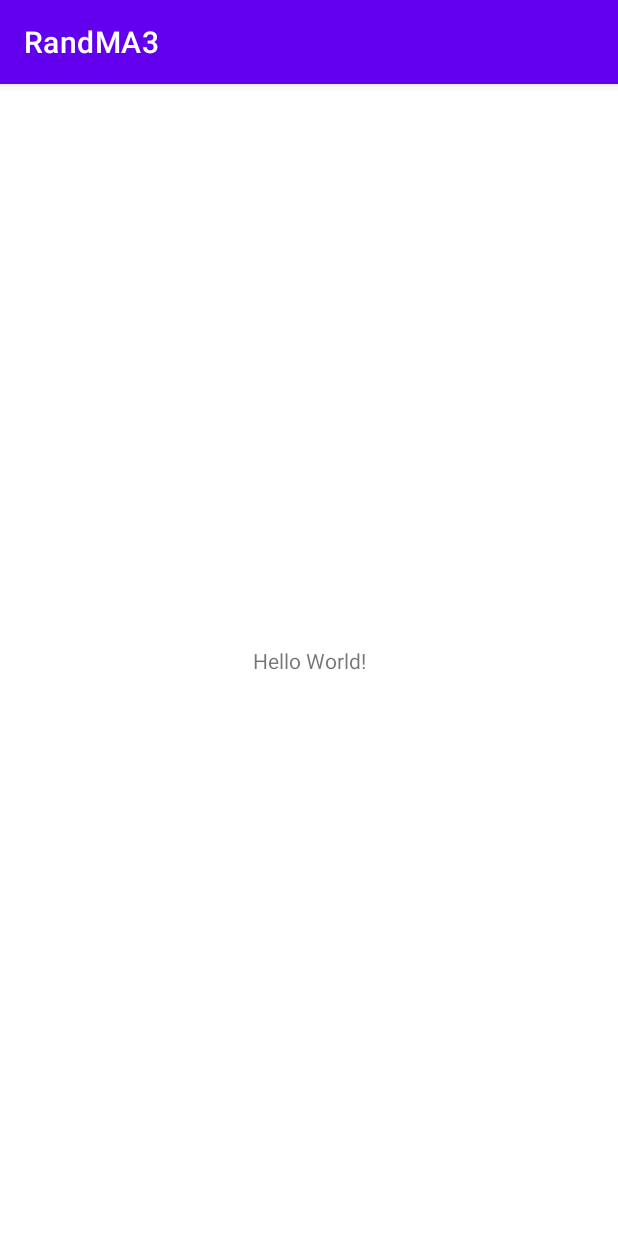
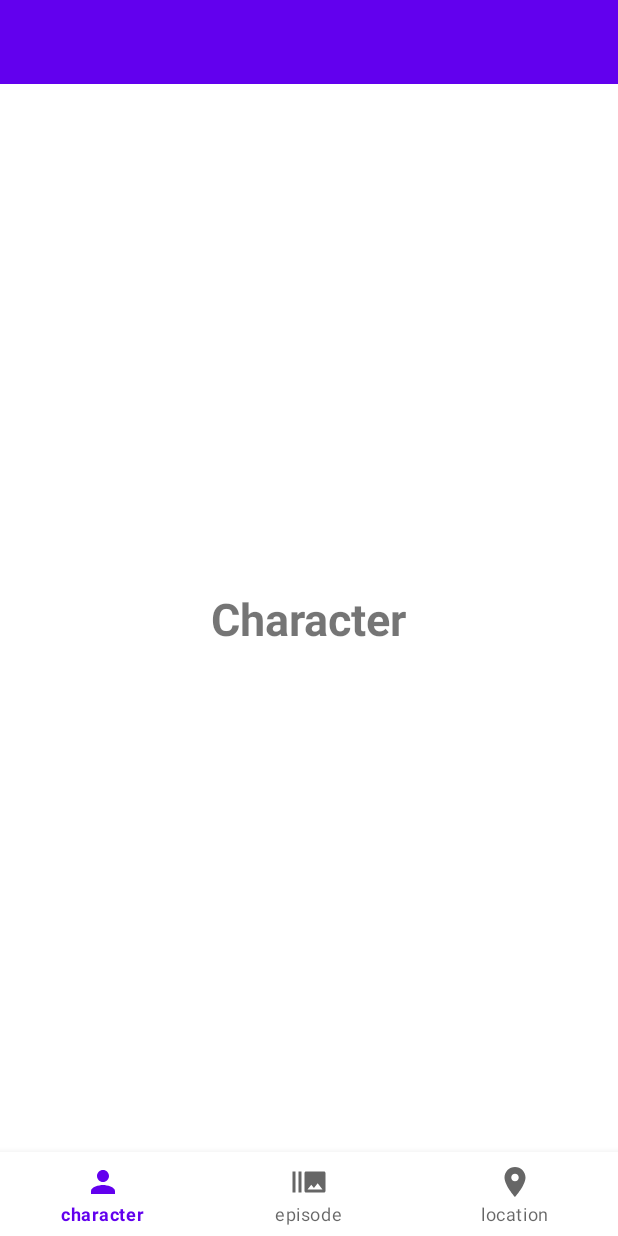
Before and after one commit to aiazbekov33/RandMA3, an Android app: the screen it shows after launch (MainActivity), on a phone screen of 412 x 824 dp. Run offline under Robolectric (Android 15) with nearby library versions, the phone set to English and light mode, and no system bars.

Commit message:
bottomNav_toolBar_Navigation

```diff
--- a/app/build.gradle
+++ b/app/build.gradle
@@ -1,5 +1,7 @@
 plugins {
     id 'com.android.application'
+    //navigation save args
+    id 'androidx.navigation.safeargs'
 }
 
 android {
@@ -40,4 +42,11 @@ dependencies {
     testImplementation 'junit:junit:4.+'
     androidTestImplementation 'androidx.test.ext:junit:1.1.3'
     androidTestImplementation 'androidx.test.espresso:espresso-core:3.4.0'
+    //Navigation component
+    implementation "androidx.navigation:navigation-fragment:$nav_version"
+    implementation "androidx.navigation:navigation-ui:$nav_version"
+
+
+
+
 }
--- a/app/src/main/java/com/example/randma3/ui/activity/MainActivity.java
+++ b/app/src/main/java/com/example/randma3/ui/activity/MainActivity.java
@@ -5,12 +5,16 @@ import androidx.appcompat.app.AppCompatActivity;
 import android.os.Bundle;
 
 import com.example.randma3.R;
+import com.example.randma3.databinding.ActivityMainBinding;
 
 public class MainActivity extends AppCompatActivity {
+
+    ActivityMainBinding binding;
 
     @Override
     protected void onCreate(Bundle savedInstanceState) {
         super.onCreate(savedInstanceState);
-        setContentView(R.layout.activity_main);
+        binding = ActivityMainBinding.inflate(getLayoutInflater());
+        setContentView(binding.getRoot());
     }
 }
--- a/app/src/main/java/com/example/randma3/ui/fragments/character/CharacterFragment.java
+++ b/app/src/main/java/com/example/randma3/ui/fragments/character/CharacterFragment.java
@@ -2,6 +2,8 @@ package com.example.randma3.ui.fragments.character;
 
 import android.os.Bundle;
 
+import androidx.annotation.NonNull;
+import androidx.annotation.Nullable;
 import androidx.fragment.app.Fragment;
 
 import android.view.LayoutInflater;
@@ -24,4 +26,9 @@ public class CharacterFragment extends Fragment {
         binding = FragmentCharacterBinding.inflate(getLayoutInflater(),container, false);
         return binding.getRoot();
     }
+
+    @Override
+    public void onViewCreated(@NonNull View view, @Nullable Bundle savedInstanceState) {
+        super.onViewCreated(view, savedInstanceState);
+    }
 }
--- /dev/null
+++ b/app/src/main/res/drawable/ic_burst.xml
@@ -0,0 +1,10 @@
+<vector xmlns:android="http://schemas.android.com/apk/res/android"
+    android:width="24dp"
+    android:height="24dp"
+    android:viewportWidth="24"
+    android:viewportHeight="24"
+    android:tint="?attr/colorControlNormal">
+  <path
+      android:fillColor="@android:color/white"
+      android:pathData="M1,5h2v14L1,19zM5,5h2v14L5,19zM22,5L10,5c-0.55,0 -1,0.45 -1,1v12c0,0.55 0.45,1 1,1h12c0.55,0 1,-0.45 1,-1L23,6c0,-0.55 -0.45,-1 -1,-1zM11,17l2.5,-3.15L15.29,16l2.5,-3.22L21,17L11,17z"/>
+</vector>
--- /dev/null
+++ b/app/src/main/res/drawable/ic_location.xml
@@ -0,0 +1,10 @@
+<vector xmlns:android="http://schemas.android.com/apk/res/android"
+    android:width="24dp"
+    android:height="24dp"
+    android:viewportWidth="24"
+    android:viewportHeight="24"
+    android:tint="?attr/colorControlNormal">
+  <path
+      android:fillColor="@android:color/white"
+      android:pathData="M12,2C8.13,2 5,5.13 5,9c0,5.25 7,13 7,13s7,-7.75 7,-13c0,-3.87 -3.13,-7 -7,-7zM12,11.5c-1.38,0 -2.5,-1.12 -2.5,-2.5s1.12,-2.5 2.5,-2.5 2.5,1.12 2.5,2.5 -1.12,2.5 -2.5,2.5z"/>
+</vector>
--- /dev/null
+++ b/app/src/main/res/drawable/ic_person.xml
@@ -0,0 +1,10 @@
+<vector xmlns:android="http://schemas.android.com/apk/res/android"
+    android:width="24dp"
+    android:height="24dp"
+    android:viewportWidth="24"
+    android:viewportHeight="24"
+    android:tint="?attr/colorControlNormal">
+  <path
+      android:fillColor="@android:color/white"
+      android:pathData="M12,12c2.21,0 4,-1.79 4,-4s-1.79,-4 -4,-4 -4,1.79 -4,4 1.79,4 4,4zM12,14c-2.67,0 -8,1.34 -8,4v2h16v-2c0,-2.66 -5.33,-4 -8,-4z"/>
+</vector>
--- a/app/src/main/res/layout/activity_main.xml
+++ b/app/src/main/res/layout/activity_main.xml
@@ -6,13 +6,40 @@
     android:layout_height="match_parent"
     tools:context=".ui.activity.MainActivity">
 
-    <TextView
-        android:layout_width="wrap_content"
+    <androidx.appcompat.widget.Toolbar
+        android:id="@+id/tool_bar"
+        android:layout_width="match_parent"
+        android:background="@color/purple_500"
         android:layout_height="wrap_content"
-        android:text="Hello World!"
-        app:layout_constraintBottom_toBottomOf="parent"
+        app:layout_constraintBottom_toTopOf="@id/nav_host_fragment"
         app:layout_constraintLeft_toLeftOf="parent"
         app:layout_constraintRight_toRightOf="parent"
         app:layout_constraintTop_toTopOf="parent" />
 
+    <androidx.fragment.app.FragmentContainerView
+        android:id="@+id/nav_host_fragment"
+        android:name="androidx.navigation.fragment.NavHostFragment"
+        android:layout_width="0dp"
+        android:layout_height="0dp"
+        app:defaultNavHost="true"
+        app:layout_constraintTop_toBottomOf="@id/tool_bar"
+        app:layout_constraintBottom_toTopOf="@id/bottom_nav"
+        app:layout_constraintLeft_toLeftOf="parent"
+        app:layout_constraintRight_toRightOf="parent"
+        app:navGraph="@navigation/nav_graph" />
+
+
+
+
+    <com.google.android.material.bottomnavigation.BottomNavigationView
+        android:id="@+id/bottom_nav"
+        android:layout_width="match_parent"
+        android:layout_height="wrap_content"
+        app:layout_constraintBottom_toBottomOf="parent"
+        app:layout_constraintLeft_toLeftOf="parent"
+        app:layout_constraintRight_toRightOf="parent"
+        app:menu="@menu/bottom_navigation"/>
+
+
+
 </androidx.constraintlayout.widget.ConstraintLayout>
--- a/app/src/main/res/layout/fragment_character.xml
+++ b/app/src/main/res/layout/fragment_character.xml
@@ -1,14 +1,21 @@
 <?xml version="1.0" encoding="utf-8"?>
-<FrameLayout xmlns:android="http://schemas.android.com/apk/res/android"
+<androidx.constraintlayout.widget.ConstraintLayout xmlns:android="http://schemas.android.com/apk/res/android"
     xmlns:tools="http://schemas.android.com/tools"
     android:layout_width="match_parent"
     android:layout_height="match_parent"
+    xmlns:app="http://schemas.android.com/apk/res-auto"
     tools:context=".ui.fragments.character.CharacterFragment">
 
-    <!-- TODO: Update blank fragment layout -->
     <TextView
-        android:layout_width="match_parent"
-        android:layout_height="match_parent"
-        android:text="@string/hello_blank_fragment" />
+        android:id="@+id/txt_title"
+        android:layout_width="wrap_content"
+        android:layout_height="wrap_content"
+        android:textSize="30sp"
+        android:textStyle="bold"
+        app:layout_constraintTop_toTopOf="parent"
+        app:layout_constraintLeft_toLeftOf="parent"
+        app:layout_constraintRight_toRightOf="parent"
+        app:layout_constraintBottom_toBottomOf="parent"
+        android:text="Character" />
 
-</FrameLayout>
+</androidx.constraintlayout.widget.ConstraintLayout>
--- a/app/src/main/res/layout/fragment_episode.xml
+++ b/app/src/main/res/layout/fragment_episode.xml
@@ -1,13 +1,21 @@
 <?xml version="1.0" encoding="utf-8"?>
-<FrameLayout xmlns:android="http://schemas.android.com/apk/res/android"
+<androidx.constraintlayout.widget.ConstraintLayout xmlns:android="http://schemas.android.com/apk/res/android"
     xmlns:tools="http://schemas.android.com/tools"
     android:layout_width="match_parent"
     android:layout_height="match_parent"
+    xmlns:app="http://schemas.android.com/apk/res-auto"
     tools:context=".ui.fragments.epizode.EpisodeFragment">
 
     <TextView
-        android:layout_width="match_parent"
-        android:layout_height="match_parent"
-        android:text="@string/hello_blank_fragment" />
+        android:id="@+id/txt_title"
+        android:layout_width="wrap_content"
+        android:layout_height="wrap_content"
+        android:textSize="30sp"
+        android:textStyle="bold"
+        app:layout_constraintTop_toTopOf="parent"
+        app:layout_constraintLeft_toLeftOf="parent"
+        app:layout_constraintRight_toRightOf="parent"
+        app:layout_constraintBottom_toBottomOf="parent"
+        android:text="Episode" />
 
-</FrameLayout>
+</androidx.constraintlayout.widget.ConstraintLayout>
--- a/app/src/main/res/layout/fragment_location.xml
+++ b/app/src/main/res/layout/fragment_location.xml
@@ -1,14 +1,21 @@
 <?xml version="1.0" encoding="utf-8"?>
-<FrameLayout xmlns:android="http://schemas.android.com/apk/res/android"
+<androidx.constraintlayout.widget.ConstraintLayout xmlns:android="http://schemas.android.com/apk/res/android"
     xmlns:tools="http://schemas.android.com/tools"
     android:layout_width="match_parent"
     android:layout_height="match_parent"
+    xmlns:app="http://schemas.android.com/apk/res-auto"
     tools:context=".ui.fragments.location.LocationFragment">
 
-    <!-- TODO: Update blank fragment layout -->
     <TextView
-        android:layout_width="match_parent"
-        android:layout_height="match_parent"
-        android:text="@string/hello_blank_fragment" />
+        android:id="@+id/txt_title"
+        android:layout_width="wrap_content"
+        android:layout_height="wrap_content"
+        android:textSize="30sp"
+        android:textStyle="bold"
+        app:layout_constraintLeft_toLeftOf="parent"
+        app:layout_constraintRight_toRightOf="parent"
+        app:layout_constraintBottom_toBottomOf="parent"
+        app:layout_constraintTop_toTopOf="parent"
+        android:text="Character" />
 
-</FrameLayout>
+</androidx.constraintlayout.widget.ConstraintLayout>
--- /dev/null
+++ b/app/src/main/res/menu/bottom_navigation.xml
@@ -0,0 +1,19 @@
+<?xml version="1.0" encoding="utf-8"?>
+<menu xmlns:android="http://schemas.android.com/apk/res/android">
+
+    <item
+        android:id="@+id/characterFragment"
+        android:title="character"
+        android:icon="@drawable/ic_person"/>
+    <item
+        android:id="@+id/episodeFragment"
+        android:title="episode"
+        android:icon="@drawable/ic_burst"/>
+    <item
+        android:id="@+id/locationFragment"
+        android:title="location"
+        android:icon="@drawable/ic_location"/>
+
+
+
+</menu>
--- /dev/null
+++ b/app/src/main/res/navigation/nav_graph.xml
@@ -0,0 +1,23 @@
+<?xml version="1.0" encoding="utf-8"?>
+<navigation xmlns:android="http://schemas.android.com/apk/res/android"
+    xmlns:app="http://schemas.android.com/apk/res-auto"
+    xmlns:tools="http://schemas.android.com/tools"
+    android:id="@+id/nav_graph"
+    app:startDestination="@id/characterFragment">
+
+    <fragment
+        android:id="@+id/characterFragment"
+        android:name="com.example.randma3.ui.fragments.character.CharacterFragment"
+        android:label="fragment_character"
+        tools:layout="@layout/fragment_character" />
+    <fragment
+        android:id="@+id/episodeFragment"
+        android:name="com.example.randma3.ui.fragments.epizode.EpisodeFragment"
+        android:label="fragment_episode"
+        tools:layout="@layout/fragment_episode" />
+    <fragment
+        android:id="@+id/locationFragment"
+        android:name="com.example.randma3.ui.fragments.location.LocationFragment"
+        android:label="fragment_location"
+        tools:layout="@layout/fragment_location" />
+</navigation>
--- a/app/src/main/res/values/strings.xml
+++ b/app/src/main/res/values/strings.xml
@@ -2,4 +2,5 @@
     <string name="app_name">RandMA3</string>
     <!-- TODO: Remove or change this placeholder text -->
     <string name="hello_blank_fragment">Hello blank fragment</string>
+
 </resources>
--- a/app/src/main/res/values/themes.xml
+++ b/app/src/main/res/values/themes.xml
@@ -1,6 +1,6 @@
 <resources xmlns:tools="http://schemas.android.com/tools">
     <!-- Base application theme. -->
-    <style name="Theme.RandMA3" parent="Theme.MaterialComponents.DayNight.DarkActionBar">
+    <style name="Theme.RandMA3" parent="Theme.MaterialComponents.DayNight.NoActionBar">
         <!-- Primary brand color. -->
         <item name="colorPrimary">@color/purple_500</item>
         <item name="colorPrimaryVariant">@color/purple_700</item>
--- a/build.gradle
+++ b/build.gradle
@@ -1,11 +1,16 @@
 // Top-level build file where you can add configuration options common to all sub-projects/modules.
 buildscript {
+    ext{
+        nav_version = "2.3.5"
+    }
     repositories {
         google()
         mavenCentral()
     }
     dependencies {
         classpath "com.android.tools.build:gradle:7.0.3"
+        //Navigation safe args
+        classpath "androidx.navigation:navigation-safe-args-gradle-plugin:$nav_version"
 
         // NOTE: Do not place your application dependencies here; they belong
         // in the individual module build.gradle files
```
